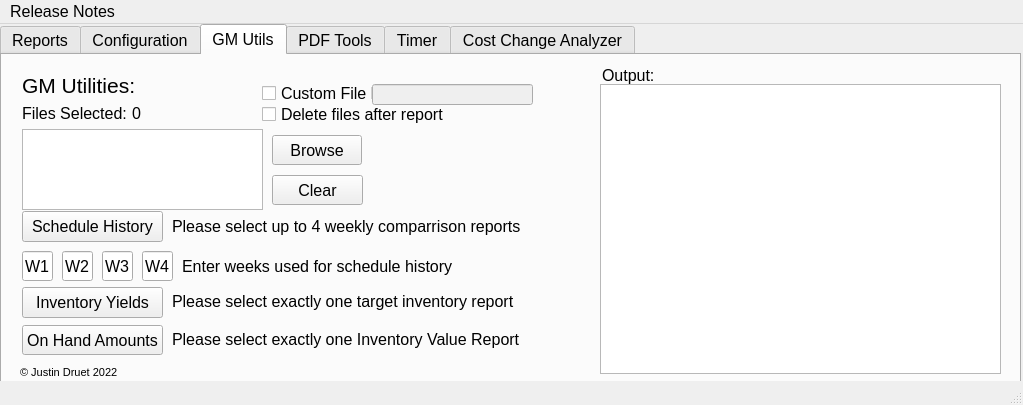
Justind-hub/RoseUtils, file lib/Main_UI.ui: the form before one commit.
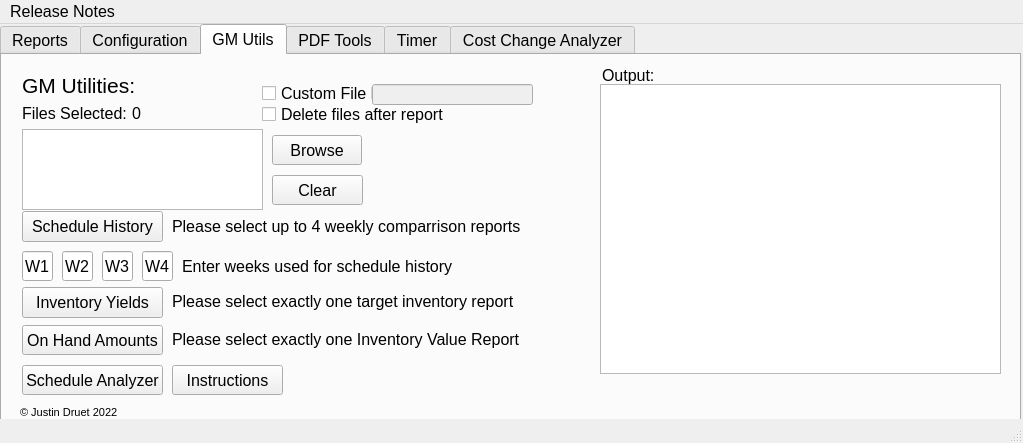
The form after the commit. The open tabs and pages were chosen to show the change. Icons and pictures are not drawn.

Diff of the .ui file:
```diff
--- a/lib/Main_UI.ui
+++ b/lib/Main_UI.ui
@@ -14,7 +14,7 @@
     <x>0</x>
     <y>0</y>
     <width>1023</width>
-    <height>405</height>
+    <height>443</height>
    </rect>
   </property>
   <property name="font">
@@ -39,7 +39,7 @@
       <x>0</x>
       <y>0</y>
       <width>1021</width>
-      <height>371</height>
+      <height>411</height>
      </rect>
     </property>
     <property name="font">
@@ -1168,6 +1168,38 @@
        <string>Delete files after report</string>
       </property>
      </widget>
+     <widget class="QPushButton" name="btn_gm_schedule_review">
+      <property name="geometry">
+       <rect>
+        <x>20</x>
+        <y>310</y>
+        <width>141</width>
+        <height>30</height>
+       </rect>
+      </property>
+      <property name="toolTip">
+       <string>Generate a spreadsheet with your yields in the order of your ACO</string>
+      </property>
+      <property name="text">
+       <string>Schedule Analyzer</string>
+      </property>
+     </widget>
+     <widget class="QPushButton" name="btn_gm_schedule_help">
+      <property name="geometry">
+       <rect>
+        <x>170</x>
+        <y>310</y>
+        <width>111</width>
+        <height>30</height>
+       </rect>
+      </property>
+      <property name="toolTip">
+       <string>Generate a spreadsheet with your yields in the order of your ACO</string>
+      </property>
+      <property name="text">
+       <string>Instructions</string>
+      </property>
+     </widget>
     </widget>
     <widget class="QWidget" name="tab_2">
      <attribute name="title">
@@ -2609,7 +2641,7 @@
     <property name="geometry">
      <rect>
       <x>20</x>
-      <y>340</y>
+      <y>380</y>
       <width>131</width>
       <height>16</height>
      </rect>
```
Left out of the diff: 24 changed lines with no effect on the pictures.
